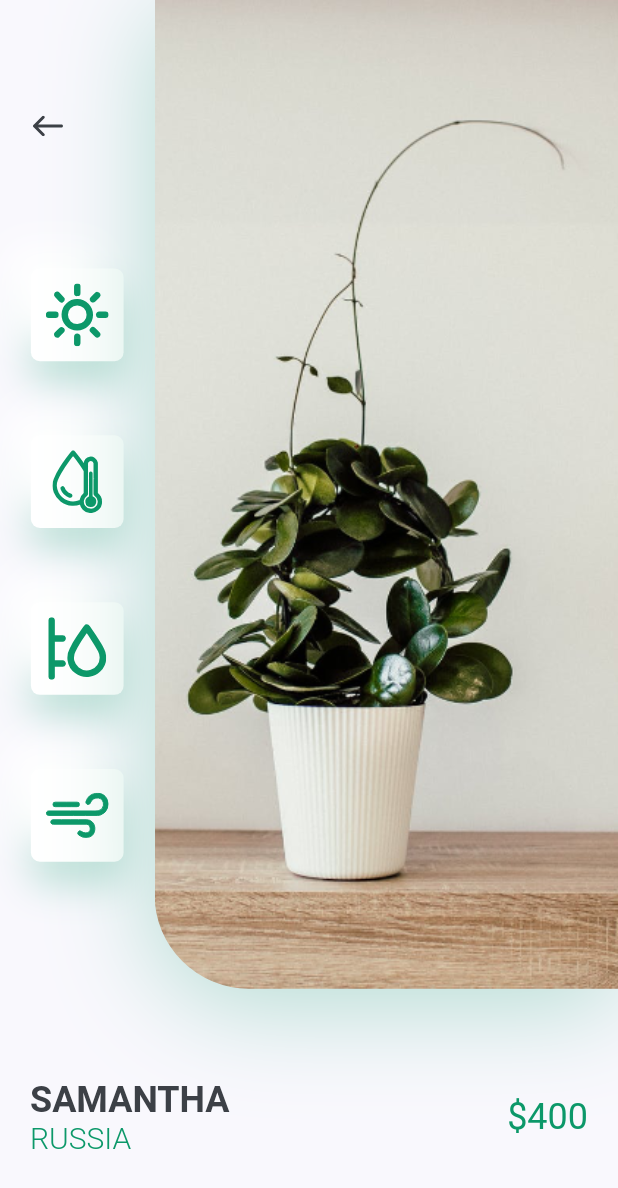
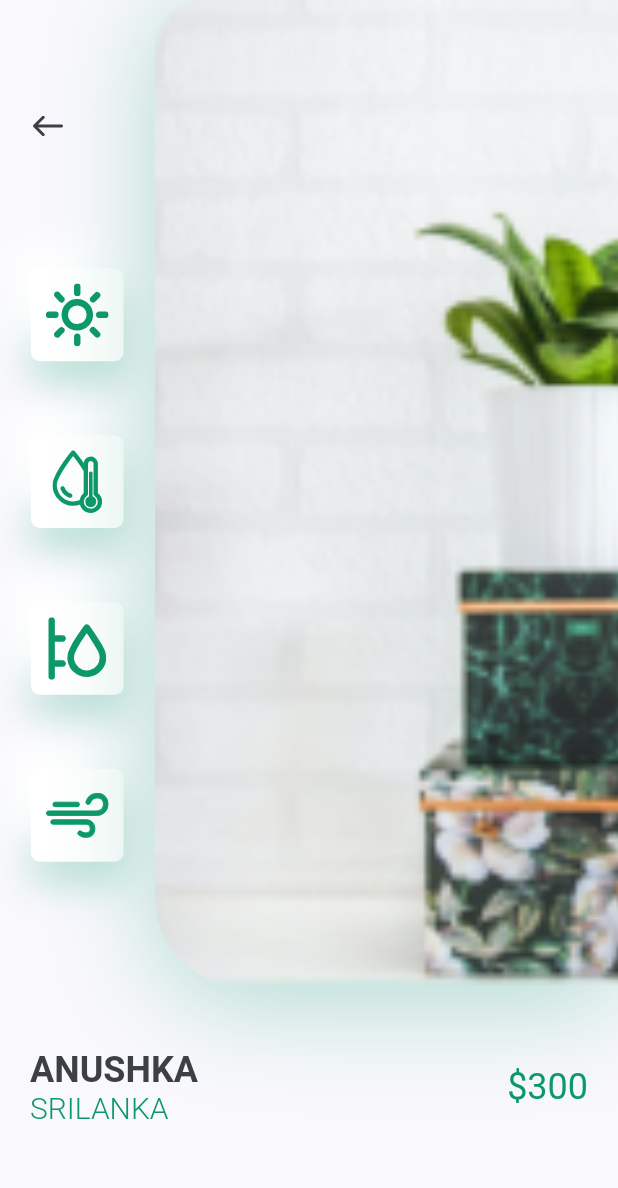
Before and after one commit to SyThulasi/Plant_App, a Flutter app: the screen it shows after launch, after a tap on an icon or button, on a phone screen of 412 x 824 dp. Shown: the top 1188 px of the screen. Run offline on Flutter 3.47's test engine with Material 2 defaults, Android fonts, the phone set to English and light mode, and no system bars; our stand-ins replace flutter_svg.

Commit message:
add details page to every recomended page

```diff
--- a/lib/screens/details_page/components/body.dart
+++ b/lib/screens/details_page/components/body.dart
@@ -1,55 +1,37 @@
 import 'package:flutter/material.dart';
 import 'package:flutter_svg/flutter_svg.dart';
 import 'package:plant_app/constants.dart';
+import 'package:plant_app/screens/details_page/components/titleAndPrice.dart';
 import 'package:plant_app/screens/home/components/title_with_customLine.dart';
 
 import 'icon_card.dart';
 import 'image_and_icon_card.dart';
 
 class Body extends StatelessWidget {
-  const Body({Key? key}) : super(key: key);
+  const Body(
+      {Key? key,
+      required this.title,
+      required this.country,
+      required this.image,
+      required this.cost})
+      : super(key: key);
+
+  final String title, country, image;
+  final int cost;
 
   @override
   Widget build(BuildContext context) {
     Size size = MediaQuery.of(context).size;
     return Column(
       children: <Widget>[
-        ImageAndIconCard(size: size),
-        Padding(
-          padding: const EdgeInsets.only(
-              left: kDefaultPadding,
-              right: kDefaultPadding,
-              bottom: kDefaultPadding),
-          child: Row(
-            children: <Widget>[
-              RichText(
-                text: TextSpan(
-                  children: [
-                    TextSpan(
-                      text: "Samantha\n".toUpperCase(),
-                      style: Theme.of(context).textTheme.headline5?.copyWith(
-                          color: kTextColor, fontWeight: FontWeight.bold),
-                    ),
-                    TextSpan(
-                      text: "Russia".toUpperCase(),
-                      style: TextStyle(
-                          fontSize: 20,
-                          color: kPrimaryColor,
-                          fontWeight: FontWeight.w300),
-                    )
-                  ],
-                ),
-              ),
-              Spacer(),
-              Text(
-                "\$400",
-                style: Theme.of(context)
-                    .textTheme
-                    .headline5
-                    ?.copyWith(color: kPrimaryColor),
-              )
-            ],
-          ),
+        ImageAndIconCard(
+          size: size,
+          image: image,
+        ),
+        NameWithPrice(
+          price: cost,
+          title: title,
+          country: country,
         ),
       ],
     );
--- a/lib/screens/details_page/components/image_and_icon_card.dart
+++ b/lib/screens/details_page/components/image_and_icon_card.dart
@@ -8,14 +8,16 @@ class ImageAndIconCard extends StatelessWidget {
   const ImageAndIconCard({
     Key? key,
     required this.size,
+    required this.image,
   }) : super(key: key);
 
   final Size size;
+  final String image;
 
   @override
   Widget build(BuildContext context) {
     return Padding(
-      padding: const EdgeInsets.only(bottom: kDefaultPadding * 3),
+      padding: const EdgeInsets.only(bottom: kDefaultPadding * 2),
       child: SizedBox(
         height: size.height * 0.8,
         child: Row(
@@ -54,7 +56,7 @@ class ImageAndIconCard extends StatelessWidget {
                 image: DecorationImage(
                   alignment: Alignment.centerLeft,
                   fit: BoxFit.cover,
-                  image: AssetImage("assets/images/img.png"),
+                  image: AssetImage(image),
                 ),
                 borderRadius: BorderRadius.only(
                   //topLeft: Radius.circular(63),
--- /dev/null
+++ b/lib/screens/details_page/components/titleAndPrice.dart
@@ -0,0 +1,56 @@
+import 'package:flutter/material.dart';
+
+import '../../../constants.dart';
+
+class NameWithPrice extends StatelessWidget {
+  const NameWithPrice({
+    Key? key,
+    required this.title,
+    required this.country,
+    required this.price,
+  }) : super(key: key);
+
+  final String title, country;
+  final int price;
+
+  @override
+  Widget build(BuildContext context) {
+    Size size = MediaQuery.of(context).size;
+    return Padding(
+      padding: const EdgeInsets.only(
+          left: kDefaultPadding,
+          right: kDefaultPadding,
+          bottom: kDefaultPadding),
+      child: Row(
+        children: <Widget>[
+          RichText(
+            text: TextSpan(
+              children: [
+                TextSpan(
+                  text: "$title\n".toUpperCase(),
+                  style: Theme.of(context).textTheme.headline5?.copyWith(
+                      color: kTextColor, fontWeight: FontWeight.bold),
+                ),
+                TextSpan(
+                  text: "$country".toUpperCase(),
+                  style: TextStyle(
+                      fontSize: 20,
+                      color: kPrimaryColor,
+                      fontWeight: FontWeight.w300),
+                )
+              ],
+            ),
+          ),
+          Spacer(),
+          Text(
+            "\$$price",
+            style: Theme.of(context)
+                .textTheme
+                .headline5
+                ?.copyWith(color: kPrimaryColor),
+          )
+        ],
+      ),
+    );
+  }
+}
--- a/lib/screens/details_page/details_page.dart
+++ b/lib/screens/details_page/details_page.dart
@@ -2,12 +2,26 @@ import 'package:flutter/material.dart';
 import 'package:plant_app/screens/details_page/components/body.dart';
 
 class DetailScreen extends StatelessWidget {
-  const DetailScreen({Key? key}) : super(key: key);
+  const DetailScreen(
+      {Key? key,
+      required this.title,
+      required this.country,
+      required this.image,
+      required this.cost})
+      : super(key: key);
+
+  final String title, country, image;
+  final int cost;
 
   @override
   Widget build(BuildContext context) {
     return Scaffold(
-      body: Body(),
+      body: Body(
+        cost: cost,
+        image: image,
+        title: title,
+        country: country,
+      ),
     );
   }
 }
--- a/lib/screens/home/components/body.dart
+++ b/lib/screens/home/components/body.dart
@@ -46,36 +46,15 @@ class Body extends StatelessWidget {
                   title: "samantha",
                   cost: 400,
                   image: "assets/images/image_1.png",
-                  press: () {
-                    Navigator.of(context).push(
-                      MaterialPageRoute(
-                        builder: (context) => DetailScreen(),
-                      ),
-                    );
-                  },
                 ),
                 RecommendedPlantCard(
                   country: 'Srilanka',
-                  press: () {
-                    Navigator.of(context).push(
-                      MaterialPageRoute(
-                        builder: (context) => DetailScreen(),
-                      ),
-                    );
-                  },
                   title: "Anushka",
                   cost: 300,
                   image: "assets/images/image_2.png",
                 ),
                 RecommendedPlantCard(
                   country: 'India',
-                  press: () {
-                    Navigator.of(context).push(
-                      MaterialPageRoute(
-                        builder: (context) => DetailScreen(),
-                      ),
-                    );
-                  },
                   title: "sunny",
                   cost: 1000,
                   image: "assets/images/image_3.png",
--- a/lib/screens/home/components/recommended_plant.dart
+++ b/lib/screens/home/components/recommended_plant.dart
@@ -1,6 +1,7 @@
 import 'package:flutter/material.dart';
 
 import '../../../constants.dart';
+import '../../details_page/details_page.dart';
 
 class RecommendedPlantCard extends StatelessWidget {
   const RecommendedPlantCard({
@@ -9,12 +10,11 @@ class RecommendedPlantCard extends StatelessWidget {
     required this.title,
     required this.country,
     required this.cost,
-    required this.press,
   }) : super(key: key);
 
   final String image, title, country;
   final int cost;
-  final void Function()? press;
+  //final void Function()? press;
 
   @override
   Widget build(BuildContext context) {
@@ -30,7 +30,18 @@ class RecommendedPlantCard extends StatelessWidget {
         children: <Widget>[
           Image.asset(image),
           GestureDetector(
-            onTap: press,
+            onTap: () {
+              Navigator.of(context).push(
+                MaterialPageRoute(
+                  builder: (context) => DetailScreen(
+                    image: image,
+                    title: title,
+                    country: country,
+                    cost: cost,
+                  ),
+                ),
+              );
+            },
             child: Container(
               padding: EdgeInsets.all(kDefaultPadding / 2),
               decoration: BoxDecoration(
```
